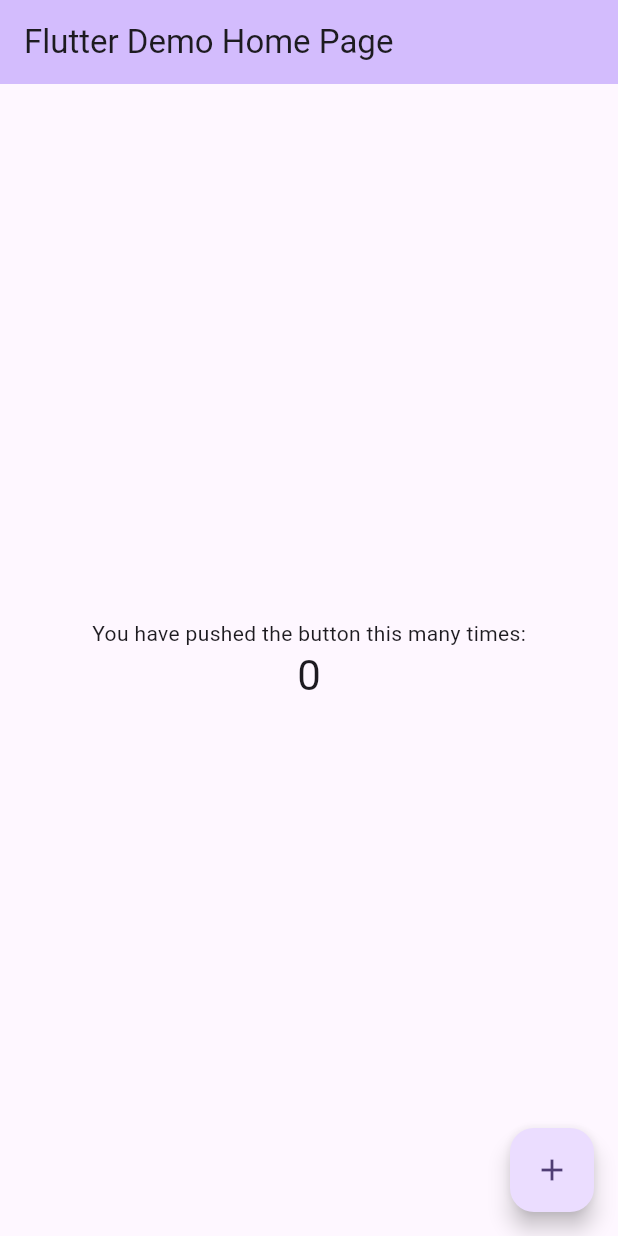
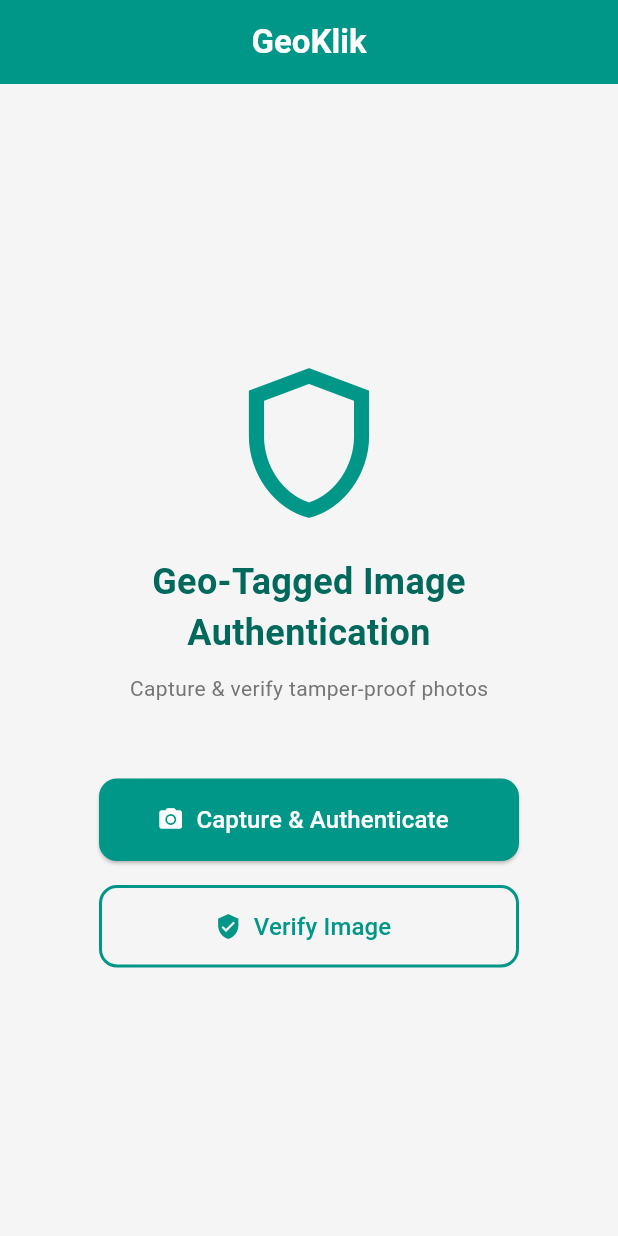
Before and after one commit to Vanshika-g2530/geoklik, a Flutter app: the screen it shows after launch, on a phone screen of 412 x 824 dp. Run offline on Flutter 3.47's test engine with Material 3 defaults, Android fonts, the light colour scheme and no system bars.

Commit message:
added home screen UI

```diff
--- a/geoklik/lib/main.dart
+++ b/geoklik/lib/main.dart
@@ -1,4 +1,6 @@
 import 'package:flutter/material.dart';
+import 'splash_screen.dart';
+import 'camera_screen.dart';
 
 void main() {
   runApp(const MyApp());
@@ -7,116 +9,100 @@ void main() {
 class MyApp extends StatelessWidget {
   const MyApp({super.key});
 
-  // This widget is the root of your application.
   @override
   Widget build(BuildContext context) {
     return MaterialApp(
-      title: 'Flutter Demo',
+      title: 'GeoKlik',
+      debugShowCheckedModeBanner: false,
       theme: ThemeData(
-        // This is the theme of your application.
-        //
-        // TRY THIS: Try running your application with "flutter run". You'll see
-        // the application has a purple toolbar. Then, without quitting the app,
-        // try changing the seedColor in the colorScheme below to Colors.green
-        // and then invoke "hot reload" (save your changes or press the "hot
-        // reload" button in a Flutter-supported IDE, or press "r" if you used
-        // the command line to start the app).
-        //
-        // Notice that the counter didn't reset back to zero; the application
-        // state is not lost during the reload. To reset the state, use hot
-        // restart instead.
-        //
-        // This works for code too, not just values: Most code changes can be
-        // tested with just a hot reload.
-        colorScheme: .fromSeed(seedColor: Colors.deepPurple),
+        colorScheme: ColorScheme.fromSeed(seedColor: Colors.teal),
       ),
-      home: const MyHomePage(title: 'Flutter Demo Home Page'),
+      home: const SplashScreen(),
     );
   }
 }
 
-class MyHomePage extends StatefulWidget {
-  const MyHomePage({super.key, required this.title});
-
-  // This widget is the home page of your application. It is stateful, meaning
-  // that it has a State object (defined below) that contains fields that affect
-  // how it looks.
-
-  // This class is the configuration for the state. It holds the values (in this
-  // case the title) provided by the parent (in this case the App widget) and
-  // used by the build method of the State. Fields in a Widget subclass are
-  // always marked "final".
-
-  final String title;
-
-  @override
-  State<MyHomePage> createState() => _MyHomePageState();
-}
-
-class _MyHomePageState extends State<MyHomePage> {
-  int _counter = 0;
-
-  void _incrementCounter() {
-    setState(() {
-      // This call to setState tells the Flutter framework that something has
-      // changed in this State, which causes it to rerun the build method below
-      // so that the display can reflect the updated values. If we changed
-      // _counter without calling setState(), then the build method would not be
-      // called again, and so nothing would appear to happen.
-      _counter++;
-    });
-  }
+class HomeScreen extends StatelessWidget {
+  const HomeScreen({super.key});
 
   @override
   Widget build(BuildContext context) {
-    // This method is rerun every time setState is called, for instance as done
-    // by the _incrementCounter method above.
-    //
-    // The Flutter framework has been optimized to make rerunning build methods
-    // fast, so that you can just rebuild anything that needs updating rather
-    // than having to individually change instances of widgets.
     return Scaffold(
+      backgroundColor: Colors.grey[100],
       appBar: AppBar(
-        // TRY THIS: Try changing the color here to a specific color (to
-        // Colors.amber, perhaps?) and trigger a hot reload to see the AppBar
-        // change color while the other colors stay the same.
-        backgroundColor: Theme.of(context).colorScheme.inversePrimary,
-        // Here we take the value from the MyHomePage object that was created by
-        // the App.build method, and use it to set our appbar title.
-        title: Text(widget.title),
+        title: const Text(
+          'GeoKlik',
+          style: TextStyle(fontWeight: FontWeight.bold),
+        ),
+        backgroundColor: Colors.teal,
+        foregroundColor: Colors.white,
+        centerTitle: true,
       ),
       body: Center(
-        // Center is a layout widget. It takes a single child and positions it
-        // in the middle of the parent.
         child: Column(
-          // Column is also a layout widget. It takes a list of children and
-          // arranges them vertically. By default, it sizes itself to fit its
-          // children horizontally, and tries to be as tall as its parent.
-          //
-          // Column has various properties to control how it sizes itself and
-          // how it positions its children. Here we use mainAxisAlignment to
-          // center the children vertically; the main axis here is the vertical
-          // axis because Columns are vertical (the cross axis would be
-          // horizontal).
-          //
-          // TRY THIS: Invoke "debug painting" (choose the "Toggle Debug Paint"
-          // action in the IDE, or press "p" in the console), to see the
-          // wireframe for each widget.
-          mainAxisAlignment: .center,
+          mainAxisAlignment: MainAxisAlignment.center,
           children: [
-            const Text('You have pushed the button this many times:'),
+            Icon(Icons.shield_outlined, size: 120, color: Colors.teal),
+            SizedBox(height: 16),
             Text(
-              '$_counter',
-              style: Theme.of(context).textTheme.headlineMedium,
+              'Geo-Tagged Image\nAuthentication',
+              textAlign: TextAlign.center,
+              style: TextStyle(
+                fontSize: 24,
+                fontWeight: FontWeight.bold,
+                color: Colors.teal[800],
+              ),
+            ),
+            SizedBox(height: 10),
+            Text(
+              'Capture & verify tamper-proof photos',
+              style: TextStyle(fontSize: 14, color: Colors.grey[600]),
+            ),
+            SizedBox(height: 50),
+            SizedBox(
+              width: 280,
+              height: 55,
+              child: ElevatedButton.icon(
+                style: ElevatedButton.styleFrom(
+                  backgroundColor: Colors.teal,
+                  foregroundColor: Colors.white,
+                  shape: RoundedRectangleBorder(
+                    borderRadius: BorderRadius.circular(12),
+                  ),
+                ),
+                onPressed: () {
+                  Navigator.push(
+                    context,
+                    MaterialPageRoute(builder: (context) => CameraScreen()),
+                  );
+                },
+                icon: Icon(Icons.camera_alt),
+                label: Text(
+                  'Capture & Authenticate',
+                  style: TextStyle(fontSize: 16),
+                ),
+              ),
+            ),
+            SizedBox(height: 16),
+            SizedBox(
+              width: 280,
+              height: 55,
+              child: OutlinedButton.icon(
+                style: OutlinedButton.styleFrom(
+                  foregroundColor: Colors.teal,
+                  side: BorderSide(color: Colors.teal, width: 2),
+                  shape: RoundedRectangleBorder(
+                    borderRadius: BorderRadius.circular(12),
+                  ),
+                ),
+                onPressed: () {},
+                icon: Icon(Icons.verified_user),
+                label: Text('Verify Image', style: TextStyle(fontSize: 16)),
+              ),
             ),
           ],
         ),
       ),
-      floatingActionButton: FloatingActionButton(
-        onPressed: _incrementCounter,
-        tooltip: 'Increment',
-        child: const Icon(Icons.add),
-      ),
     );
   }
 }
```
Also changed, not shown: geoklik/lib/camera_screen.dart (added, +166 -0 lines), geoklik/lib/splash_screen.dart (added, +55 -0 lines), geoklik/pubspec.yaml (+4 -4 lines), geoklik/assets/logo.png (added).
